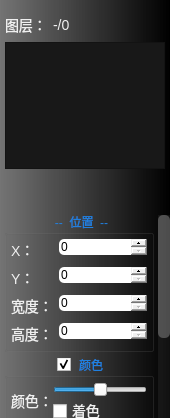
The window that FormLayerTools.ui (guee/GueeRecorder) describes before a commit, drawn with Qt 5.
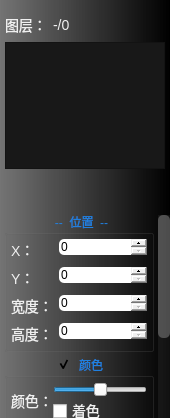
The same window after the commit. Icons and pictures are not drawn.

Patch:
```diff
--- a/FormLayerTools.ui
+++ b/FormLayerTools.ui
@@ -240,6 +240,10 @@
 	subcontrol-origin:border;
 	subcontrol-position:bottom right;
 }
+QGroupBox
+{
+	background:#00000000;
+}
 QGroupBox::title
 {
 	font-size:10px;
@@ -544,7 +548,7 @@
            <x>0</x>
            <y>0</y>
            <width>158</width>
-           <height>356</height>
+           <height>375</height>
           </rect>
          </property>
          <layout class="QVBoxLayout" name="verticalLayout_3">
```
